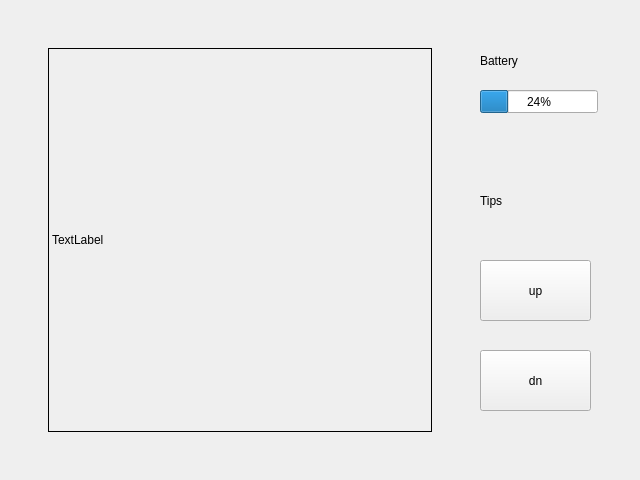
Qt form mainwindow.ui (546964285/qt_osd_v4l2) before a commit.
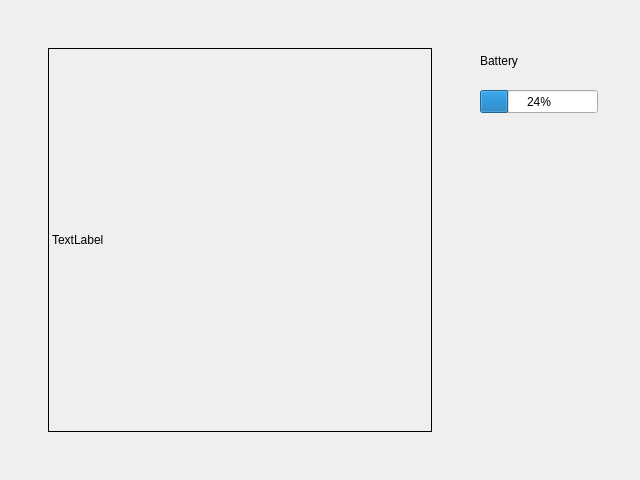
The same form after that commit. Custom widgets are drawn as their Qt base class.

Commit message: try to mod UI

Patch:
```diff
--- a/mainwindow.ui
+++ b/mainwindow.ui
@@ -30,48 +30,6 @@
      <string>TextLabel</string>
     </property>
    </widget>
-   <widget class="QPushButton" name="pushButton">
-    <property name="enabled">
-     <bool>true</bool>
-    </property>
-    <property name="geometry">
-     <rect>
-      <x>480</x>
-      <y>260</y>
-      <width>111</width>
-      <height>61</height>
-     </rect>
-    </property>
-    <property name="text">
-     <string>up</string>
-    </property>
-   </widget>
-   <widget class="QLabel" name="label_2">
-    <property name="geometry">
-     <rect>
-      <x>480</x>
-      <y>160</y>
-      <width>101</width>
-      <height>81</height>
-     </rect>
-    </property>
-    <property name="text">
-     <string>Tips</string>
-    </property>
-   </widget>
-   <widget class="QPushButton" name="pushButton_2">
-    <property name="geometry">
-     <rect>
-      <x>480</x>
-      <y>350</y>
-      <width>111</width>
-      <height>61</height>
-     </rect>
-    </property>
-    <property name="text">
-     <string>dn</string>
-    </property>
-   </widget>
    <widget class="QLabel" name="label_3">
     <property name="geometry">
      <rect>
```
Left out of the diff: 4 changed lines with no effect on the pictures. The commit also changes 1 other file.
